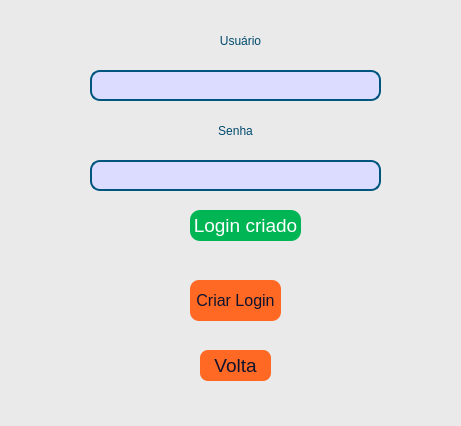
FabioAleluia/MeuSysDeCadastro_v1.1, file Janelas/Windows/criar_login.ui: the form before one commit.
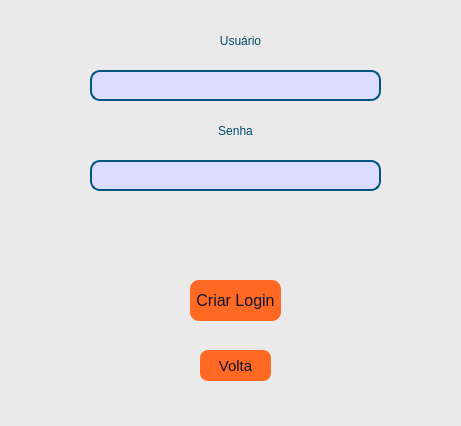
The form after the commit.

Diff of the .ui file:
```diff
--- a/Janelas/Windows/criar_login.ui
+++ b/Janelas/Windows/criar_login.ui
@@ -41,7 +41,7 @@
     <property name="font">
      <font>
       <family>Arial</family>
-      <pointsize>14</pointsize>
+      <pointsize>11</pointsize>
       <weight>50</weight>
       <italic>false</italic>
       <bold>false</bold>
@@ -292,69 +292,6 @@
      <string/>
     </property>
    </widget>
-   <widget class="QFrame" name="frame_1">
-    <property name="geometry">
-     <rect>
-      <x>170</x>
-      <y>200</y>
-      <width>151</width>
-      <height>51</height>
-     </rect>
-    </property>
-    <property name="toolTipDuration">
-     <number>-1</number>
-    </property>
-    <property name="styleSheet">
-     <string notr="true">background: #eaeaea;
-border-radius: 11px;</string>
-    </property>
-    <property name="frameShape">
-     <enum>QFrame::StyledPanel</enum>
-    </property>
-    <property name="frameShadow">
-     <enum>QFrame::Raised</enum>
-    </property>
-    <widget class="QLabel" name="aviso_login_criado">
-     <property name="geometry">
-      <rect>
-       <x>20</x>
-       <y>10</y>
-       <width>111</width>
-       <height>31</height>
-      </rect>
-     </property>
-     <property name="font">
-      <font>
-       <family>Arial</family>
-       <pointsize>14</pointsize>
-       <weight>50</weight>
-       <italic>false</italic>
-       <bold>false</bold>
-      </font>
-     </property>
-     <property name="styleSheet">
-      <string notr="true">font: 14pt &quot;Arial&quot;;
-color: #ffffff;
-background-color: #00b554;
-border-radius: 10px;</string>
-     </property>
-     <property name="frameShape">
-      <enum>QFrame::Box</enum>
-     </property>
-     <property name="frameShadow">
-      <enum>QFrame::Sunken</enum>
-     </property>
-     <property name="lineWidth">
-      <number>5</number>
-     </property>
-     <property name="text">
-      <string>Login criado</string>
-     </property>
-     <property name="alignment">
-      <set>Qt::AlignCenter</set>
-     </property>
-    </widget>
-   </widget>
    <widget class="QLabel" name="label_2">
     <property name="geometry">
      <rect>
```
Left out of the diff: 2 changed lines with no effect on the pictures.
